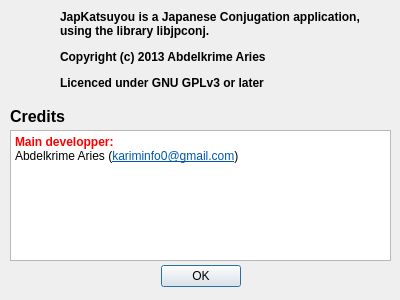
First picture: the form in jpconj/about.ui, repository anqafalak/japkatsuyou, before the edit.
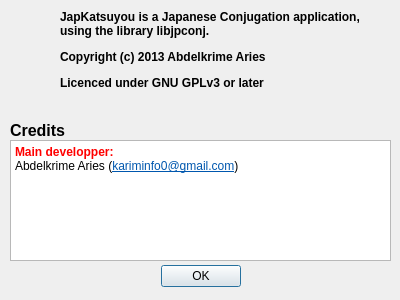
Second picture: the form after the edit. Icons and pictures are not drawn.

Diff of the .ui file:
```diff
--- a/jpconj/about.ui
+++ b/jpconj/about.ui
@@ -126,9 +126,9 @@
    <property name="geometry">
     <rect>
      <x>10</x>
-     <y>130</y>
+     <y>140</y>
      <width>381</width>
-     <height>131</height>
+     <height>121</height>
     </rect>
    </property>
    <property name="html">
@@ -149,7 +149,7 @@
    <property name="geometry">
     <rect>
      <x>10</x>
-     <y>106</y>
+     <y>120</y>
      <width>381</width>
      <height>20</height>
     </rect>
@@ -168,6 +168,19 @@
     <string>Credits</string>
    </property>
   </widget>
+  <widget class="QLabel" name="verl">
+   <property name="geometry">
+    <rect>
+     <x>10</x>
+     <y>100</y>
+     <width>371</width>
+     <height>20</height>
+    </rect>
+   </property>
+   <property name="text">
+    <string/>
+   </property>
+  </widget>
  </widget>
  <resources/>
  <connections>
```
